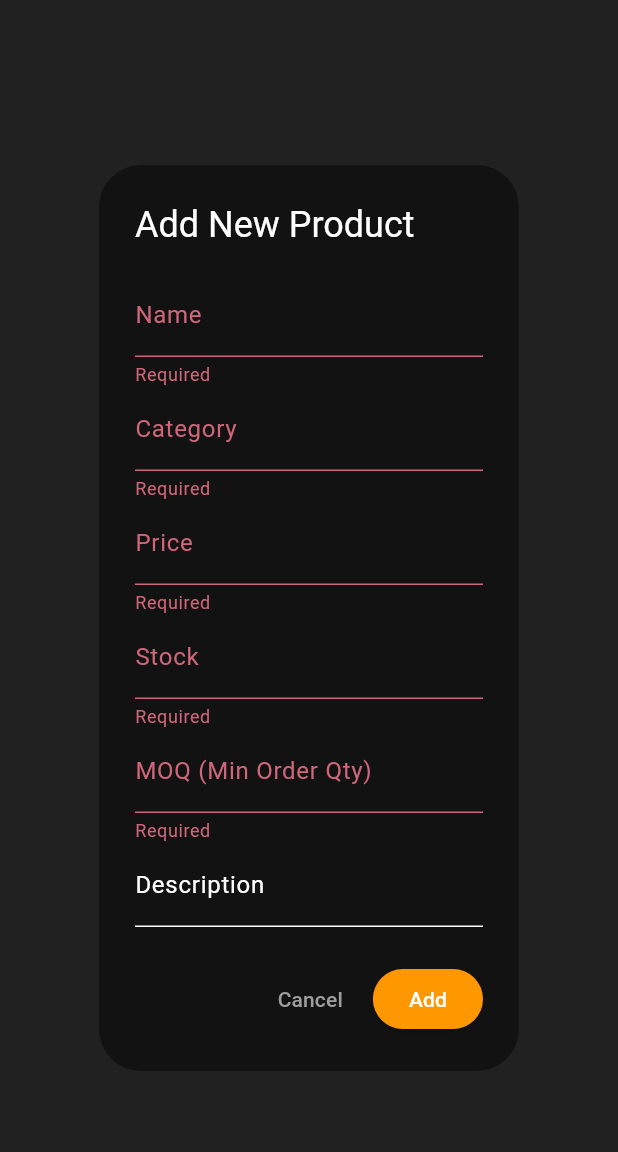
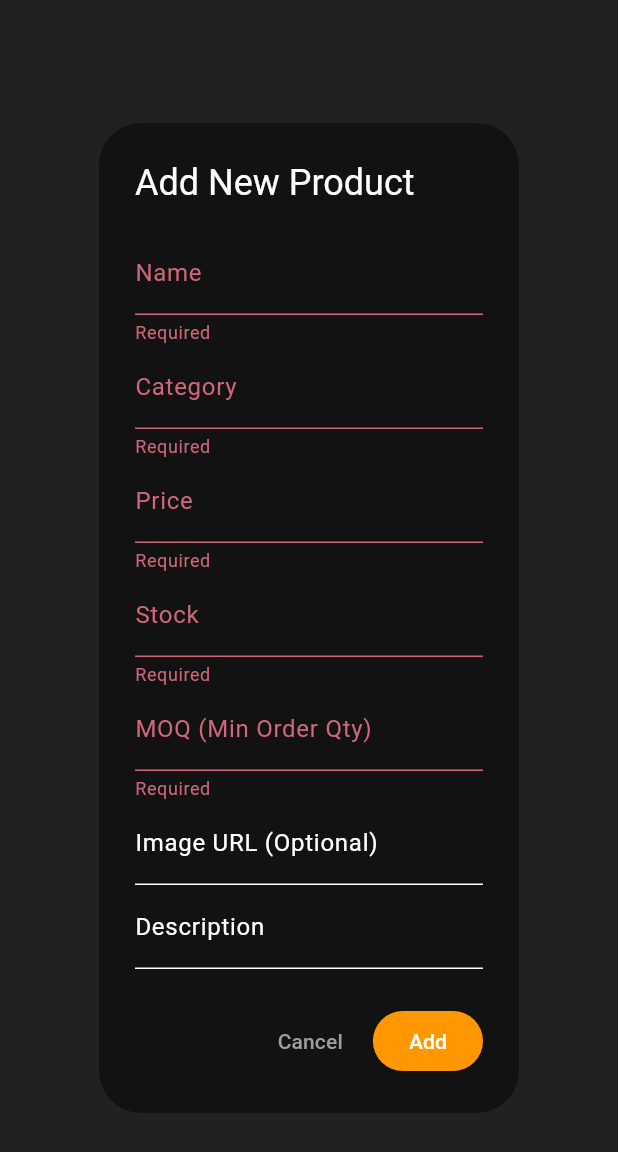
Before and after one commit to gmbcode/azt, a Flutter app: the AddProductDialog widget shown alone on an empty page, opened directly, after a tap on "Add", on a phone screen of 412 x 824 dp. Shown: the top 1152 px of the screen. Run offline on Flutter 3.47's test engine with Material 3 defaults, Android fonts, the phone set to English and light mode, and no system bars; our stand-ins replace cloud_firestore, firebase_auth, firebase_core, firebase_database, flutter_bloc, google_sign_in and 1 more; accounts and stored records are empty.

Commit message:
feat : Added image URL support

```diff
--- a/lib/features/home/presentation/wholesaler_widgets/wholesaler_add_product_dialog.dart
+++ b/lib/features/home/presentation/wholesaler_widgets/wholesaler_add_product_dialog.dart
@@ -16,9 +16,17 @@ class _AddProductDialogState extends State<AddProductDialog> {
   final stockController = TextEditingController();
   final moqController = TextEditingController();
   final descController = TextEditingController();
+  // 1. Added Controller for Image URL
+  final imageController = TextEditingController();
 
   void _submit() {
     if (_formKey.currentState!.validate()) {
+      // 2. Use the input URL, fallback to placeholder only if empty
+      String finalImageUrl = imageController.text.trim();
+      if (finalImageUrl.isEmpty) {
+        finalImageUrl = 'https://placehold.co/400?text=${nameController.text}';
+      }
+
       widget.onAddProduct({
         'name': nameController.text,
         'category': categoryController.text,
@@ -26,7 +34,7 @@ class _AddProductDialogState extends State<AddProductDialog> {
         'stock': stockController.text,
         'moq': moqController.text,
         'description': descController.text,
-        'imageUrl': 'https://placehold.co/400?text=${nameController.text}', // Placeholder
+        'imageUrl': finalImageUrl, // 3. Store the URL here
       });
       Navigator.of(context).pop();
     }
@@ -42,19 +50,58 @@ class _AddProductDialogState extends State<AddProductDialog> {
           child: Column(
             mainAxisSize: MainAxisSize.min,
             children: [
-              TextFormField(controller: nameController, decoration: const InputDecoration(labelText: 'Name'), validator: (v) => v!.isEmpty ? 'Required' : null),
-              TextFormField(controller: categoryController, decoration: const InputDecoration(labelText: 'Category'), validator: (v) => v!.isEmpty ? 'Required' : null),
-              TextFormField(controller: priceController, decoration: const InputDecoration(labelText: 'Price'), keyboardType: TextInputType.number, validator: (v) => v!.isEmpty ? 'Required' : null),
-              TextFormField(controller: stockController, decoration: const InputDecoration(labelText: 'Stock'), keyboardType: TextInputType.number, validator: (v) => v!.isEmpty ? 'Required' : null),
-              TextFormField(controller: moqController, decoration: const InputDecoration(labelText: 'MOQ (Min Order Qty)'), keyboardType: TextInputType.number, validator: (v) => v!.isEmpty ? 'Required' : null),
-              TextFormField(controller: descController, decoration: const InputDecoration(labelText: 'Description')),
+              TextFormField(
+                controller: nameController,
+                decoration: const InputDecoration(labelText: 'Name'),
+                validator: (v) => v!.isEmpty ? 'Required' : null
+              ),
+              TextFormField(
+                controller: categoryController,
+                decoration: const InputDecoration(labelText: 'Category'),
+                validator: (v) => v!.isEmpty ? 'Required' : null
+              ),
+              TextFormField(
+                controller: priceController,
+                decoration: const InputDecoration(labelText: 'Price'),
+                keyboardType: TextInputType.number,
+                validator: (v) => v!.isEmpty ? 'Required' : null
+              ),
+              TextFormField(
+                controller: stockController,
+                decoration: const InputDecoration(labelText: 'Stock'),
+                keyboardType: TextInputType.number,
+                validator: (v) => v!.isEmpty ? 'Required' : null
+              ),
+              TextFormField(
+                controller: moqController,
+                decoration: const InputDecoration(labelText: 'MOQ (Min Order Qty)'),
+                keyboardType: TextInputType.number,
+                validator: (v) => v!.isEmpty ? 'Required' : null
+              ),
+              // 4. Added Image URL Field
+              TextFormField(
+                controller: imageController,
+                decoration: const InputDecoration(labelText: 'Image URL (Optional)'),
+                keyboardType: TextInputType.url,
+              ),
+              TextFormField(
+                controller: descController,
+                decoration: const InputDecoration(labelText: 'Description')
+              ),
             ],
           ),
         ),
       ),
       actions: [
-        TextButton(onPressed: () => Navigator.pop(context), child: const Text('Cancel')),
-        ElevatedButton(onPressed: _submit, style: ElevatedButton.styleFrom(backgroundColor: Colors.orange), child: const Text('Add', style: TextStyle(color: Colors.white))),
+        TextButton(
+          onPressed: () => Navigator.pop(context),
+          child: const Text('Cancel')
+        ),
+        ElevatedButton(
+          onPressed: _submit,
+          style: ElevatedButton.styleFrom(backgroundColor: Colors.orange),
+          child: const Text('Add', style: TextStyle(color: Colors.white))
+        ),
       ],
     );
   }
--- a/pubspec.yaml
+++ b/pubspec.yaml
@@ -42,6 +42,7 @@ dependencies:
   cloud_firestore: ^6.1.0
   logger: ^2.6.2
   firebase_database: ^12.1.0
+
 
 dev_dependencies:
   flutter_test:
```
